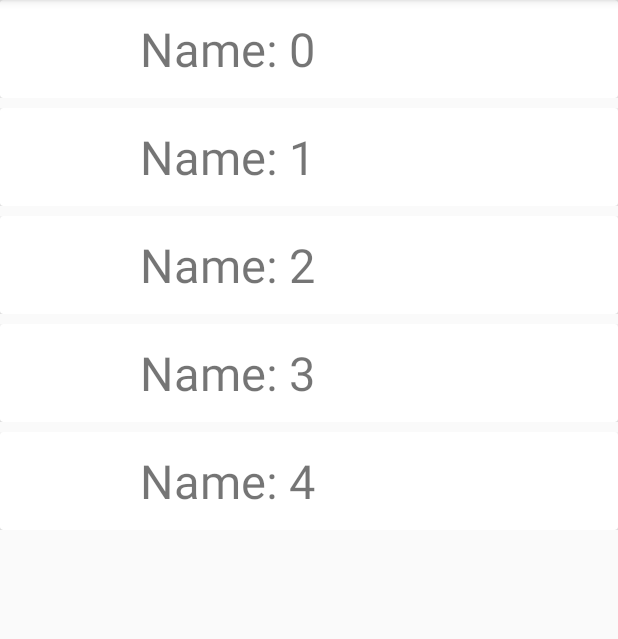
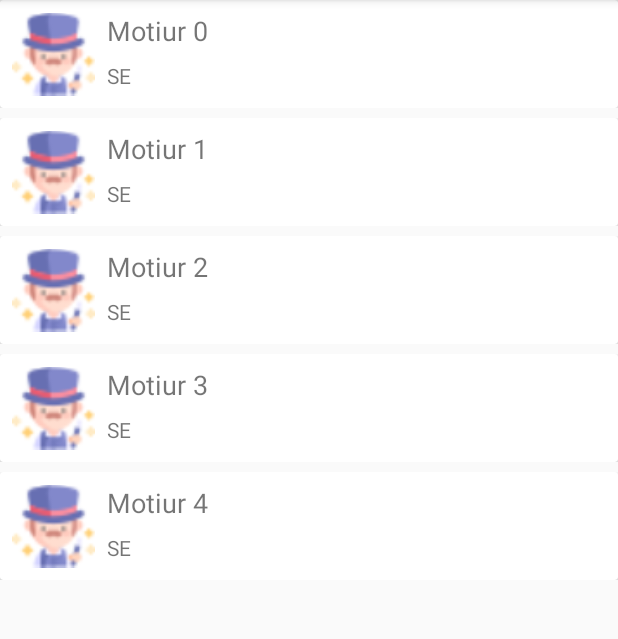
Before and after one commit to memotiur/RecyclerView-Basic-With-CardView, an Android app: the RecyclerViewDemo screen opened directly, with no data from a screen before it, on a phone screen of 412 x 824 dp, the part 84-723 px from its top. Run offline under Robolectric (Android 15) with nearby library versions, the phone set to English and light mode, and no system bars; our stand-ins replace sdp/ssp sizes.

Commit message:
RecyclerViewWithModel Class

```diff
--- a/app/src/main/java/com/i/androidbasic_1/RecyclerViewDemo.java
+++ b/app/src/main/java/com/i/androidbasic_1/RecyclerViewDemo.java
@@ -6,15 +6,17 @@ import androidx.recyclerview.widget.LinearLayoutManager;
 import androidx.recyclerview.widget.RecyclerView;
 
 import android.os.Bundle;
+import android.view.View;
+import android.widget.Toast;
 
 import com.i.androidbasic_1.adapter.ProductAdapter;
+import com.i.androidbasic_1.model.Name;
 
 import java.util.ArrayList;
-
 public class RecyclerViewDemo extends AppCompatActivity {
 
     RecyclerView rvListDemo;
-    private ArrayList<String> mNameList;
+    private ArrayList<Name> mNameList;
     private ProductAdapter mAdapter;
 
     @Override
@@ -30,7 +32,7 @@ public class RecyclerViewDemo extends AppCompatActivity {
         mNameList = new ArrayList<>();
 
         for (int i = 0; i <5 ; i++) {
-            mNameList.add("Name: " + i);
+          mNameList.add(new Name("Motiur "+ i, "SE"));
         }
 
         RecyclerView.LayoutManager mLayoutManager = new LinearLayoutManager(getApplicationContext());
--- a/app/src/main/java/com/i/androidbasic_1/adapter/ProductAdapter.java
+++ b/app/src/main/java/com/i/androidbasic_1/adapter/ProductAdapter.java
@@ -5,8 +5,11 @@ import android.view.LayoutInflater;
 import android.view.View;
 import android.view.ViewGroup;
 import android.widget.TextView;
+import android.widget.TimePicker;
+import android.widget.Toast;
 
 import com.i.androidbasic_1.R;
+import com.i.androidbasic_1.model.Name;
 
 import java.util.ArrayList;
 
@@ -16,9 +19,9 @@ import androidx.recyclerview.widget.RecyclerView;
 public class ProductAdapter extends RecyclerView.Adapter<ProductAdapter.ViewHolder> {
 
     private Context mContext;
-    private ArrayList<String> nameList;
+    private ArrayList<Name> nameList;
 
-    public ProductAdapter(Context mContext, ArrayList<String> nameList) {
+    public ProductAdapter(Context mContext, ArrayList<Name> nameList) {
         this.mContext = mContext;
         this.nameList = nameList;
     }
@@ -32,8 +35,9 @@ public class ProductAdapter extends RecyclerView.Adapter<ProductAdapter.ViewHold
     }
 
     @Override
-    public void onBindViewHolder(@NonNull ViewHolder holder, int position) {
-        holder.tvNameItem.setText(nameList.get(position));
+    public void onBindViewHolder(@NonNull ViewHolder holder, final int position) {
+        holder.tvNameItem.setText(nameList.get(position).getName());
+        holder.tvDesignation.setText(nameList.get(position).getDesignation());
     }
 
     @Override
@@ -43,11 +47,12 @@ public class ProductAdapter extends RecyclerView.Adapter<ProductAdapter.ViewHold
 
     public class ViewHolder extends RecyclerView.ViewHolder {
 
-        TextView tvNameItem;
+        TextView tvNameItem,tvDesignation;
 
         public ViewHolder(@NonNull View itemView) {
             super(itemView);
             tvNameItem = itemView.findViewById(R.id.tvNameItem);
+            tvDesignation = itemView.findViewById(R.id.tvDesignation);
         }
     }
 }
--- /dev/null
+++ b/app/src/main/java/com/i/androidbasic_1/model/Name.java
@@ -0,0 +1,27 @@
+package com.i.androidbasic_1.model;
+
+public class Name {
+    private String name;
+    private String designation;
+
+    public Name(String name, String designation) {
+        this.name = name;
+        this.designation = designation;
+    }
+
+    public String getName() {
+        return name;
+    }
+
+    public void setName(String name) {
+        this.name = name;
+    }
+
+    public String getDesignation() {
+        return designation;
+    }
+
+    public void setDesignation(String designation) {
+        this.designation = designation;
+    }
+}
--- a/app/src/main/res/layout/name_item.xml
+++ b/app/src/main/res/layout/name_item.xml
@@ -1,7 +1,6 @@
 <?xml version="1.0" encoding="utf-8"?>
 <LinearLayout xmlns:android="http://schemas.android.com/apk/res/android"
     xmlns:app="http://schemas.android.com/apk/res-auto"
-    xmlns:tools="http://schemas.android.com/tools"
     android:layout_width="match_parent"
     android:layout_height="wrap_content"
     android:layout_marginBottom="@dimen/_5sdp"
@@ -14,7 +13,7 @@
         android:foreground="?android:attr/selectableItemBackground">
 
 
-        <LinearLayout
+        <androidx.constraintlayout.widget.ConstraintLayout
             android:layout_gravity="center_vertical"
             android:layout_width="match_parent"
             android:layout_height="wrap_content"
@@ -22,23 +21,43 @@
 
             <ImageView
                 android:id="@+id/ivPerson"
-                android:layout_width="@dimen/_56sdp"
-                android:layout_height="@dimen/_50sdp"
-                tools:srcCompat="@tools:sample/avatars" />
+                android:layout_width="55dp"
+                android:layout_height="56dp"
+                android:layout_marginStart="8dp"
+                android:layout_marginLeft="8dp"
+                android:layout_marginTop="8dp"
+                android:layout_marginBottom="8dp"
+                android:src="@drawable/person"
+                app:layout_constraintBottom_toBottomOf="parent"
+                app:layout_constraintStart_toStartOf="parent"
+                app:layout_constraintTop_toTopOf="parent" />
 
             <TextView
+                android:id="@+id/tvNameItem"
+                android:layout_width="wrap_content"
+                android:layout_height="wrap_content"
                 android:layout_gravity="center"
+                android:layout_marginStart="8dp"
+                android:layout_marginLeft="8dp"
+                android:layout_marginTop="8dp"
                 android:gravity="left"
-                android:id="@+id/tvNameItem"
-                android:layout_width="match_parent"
+                android:text="Motiur"
+                android:textSize="@dimen/_14sdp"
+                app:layout_constraintStart_toEndOf="@+id/ivPerson"
+                app:layout_constraintTop_toTopOf="parent" />
+
+            <TextView
+                android:id="@+id/tvDesignation"
+                android:layout_width="wrap_content"
                 android:layout_height="wrap_content"
-                android:layout_marginStart="@dimen/_11sdp"
-                android:layout_marginLeft="@dimen/_11sdp"
-                android:padding="@dimen/_5sdp"
-                android:text="Motiur"
-                android:textSize="@dimen/_24sdp" />
+                android:layout_marginStart="8dp"
+                android:layout_marginLeft="8dp"
+                android:layout_marginTop="8dp"
+                android:text="Software Engineer"
+                app:layout_constraintStart_toEndOf="@+id/ivPerson"
+                app:layout_constraintTop_toBottomOf="@+id/tvNameItem" />
 
-        </LinearLayout>
+        </androidx.constraintlayout.widget.ConstraintLayout>
 
     </androidx.cardview.widget.CardView>
 
```
Also changed, not shown: app/src/main/res/drawable/person.png (added).
